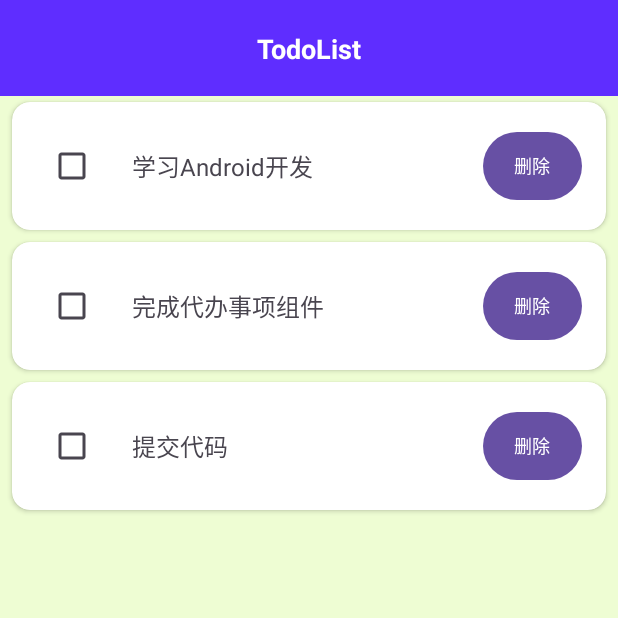
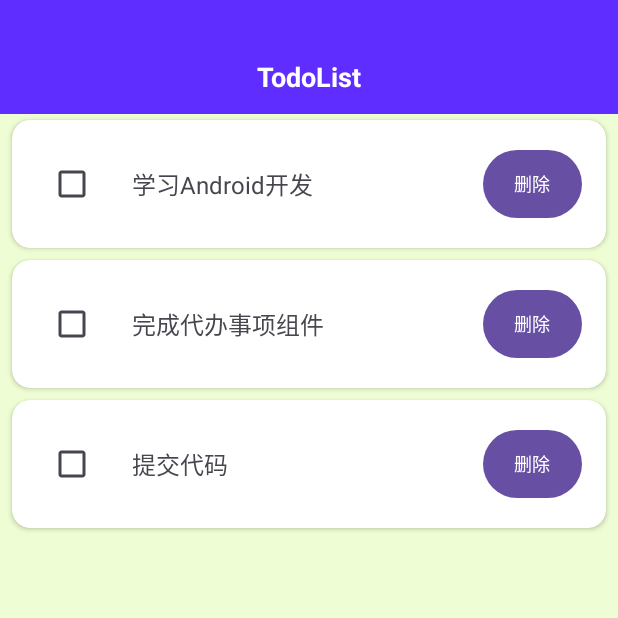
Before and after one commit to ZanytriumPH/todo, an Android app: the screen it shows after launch (MainActivity), on a phone screen of 412 x 824 dp, the top half of it. Run offline under Robolectric (Android 15) with nearby library versions, the phone set to English and light mode, and no system bars.

Commit message:
调整导航栏以更好适应真实手机屏幕的显示

```diff
--- a/app/src/main/res/layout/activity_main.xml
+++ b/app/src/main/res/layout/activity_main.xml
@@ -12,7 +12,7 @@
     <androidx.constraintlayout.widget.ConstraintLayout
         android:id="@+id/nav_bar"
         android:layout_width="match_parent"
-        android:layout_height="64dp"
+        android:layout_height="76dp"
         android:background="#5F2DFF"
         app:layout_constraintTop_toTopOf="parent"
         app:layout_constraintLeft_toLeftOf="parent"
@@ -26,14 +26,18 @@
         android:textColor="@color/white"
         android:textSize="18sp"
         android:textStyle="bold"
+
+        app:layout_constraintTop_toTopOf="parent"
         app:layout_constraintBottom_toBottomOf="parent"
+
         app:layout_constraintLeft_toLeftOf="parent"
         app:layout_constraintRight_toRightOf="parent"
-            app:layout_constraintTop_toTopOf="parent" />
+
+        app:layout_constraintVertical_bias="0.75" />
 
     </androidx.constraintlayout.widget.ConstraintLayout>
 
-    <!-- 代办任务列表（确保在导航栏下方） -->
+    <!-- 代办任务列表 -->
     <androidx.recyclerview.widget.RecyclerView
         android:id="@+id/rv_todo"
         android:layout_width="match_parent"
```
Lines whose indentation alone changed are shown as unchanged.
